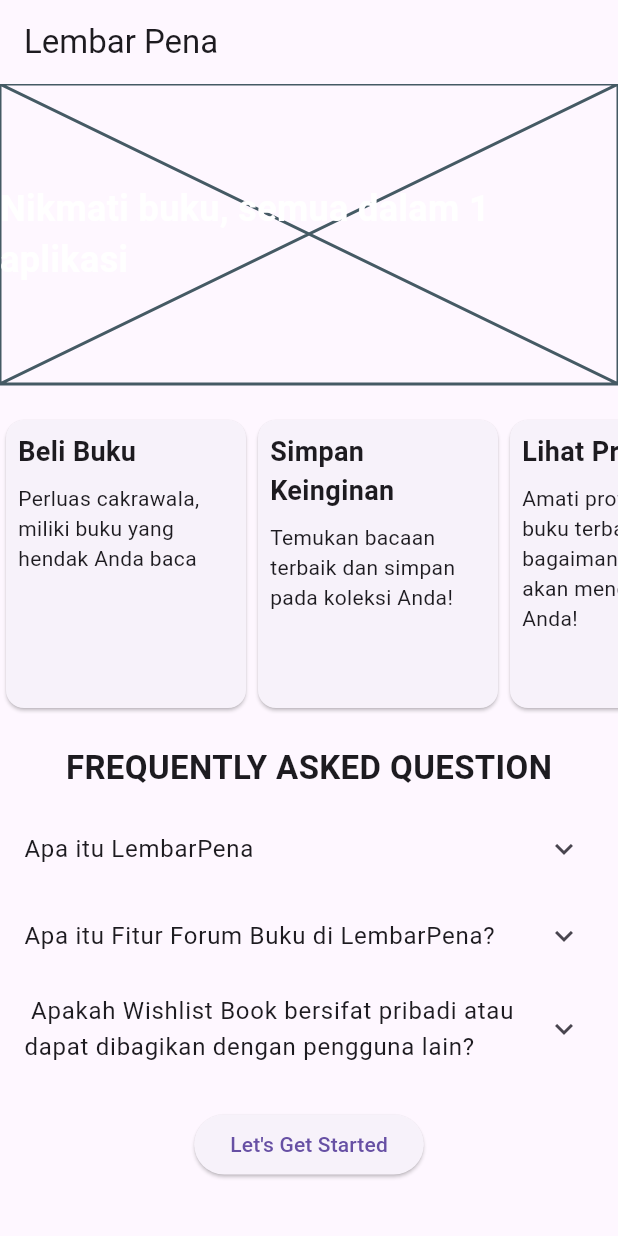
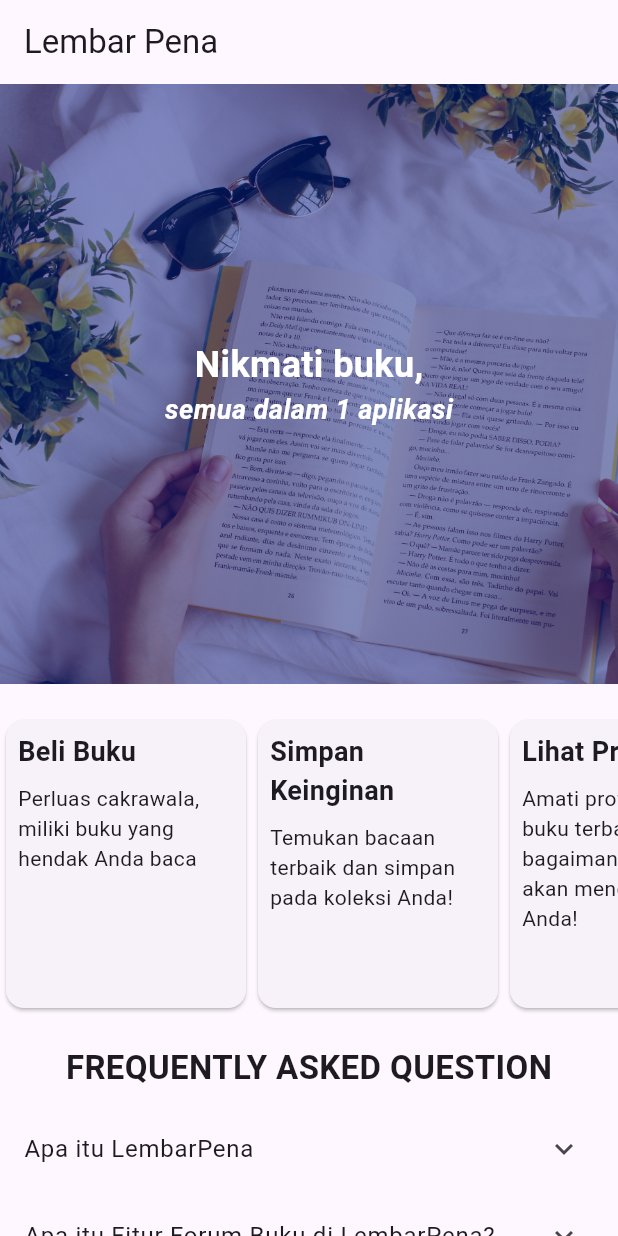
Before and after one commit to PBPC09/tkpaspbp, a Flutter app: the screen it shows after launch, on a phone screen of 412 x 824 dp. Run offline on Flutter 3.47's test engine with Material 3 defaults, Android fonts, the phone set to English and light mode, and no system bars; missing offline and left inert: pbp_django_auth.

Commit message:
edit: landingpage layout

```diff
--- a/lib/Main/screens/landing_page.dart
+++ b/lib/Main/screens/landing_page.dart
@@ -24,20 +24,42 @@ class _LandingPageState extends State<LandingPage> {
       body: SingleChildScrollView(
         child: Column(
           children: <Widget>[
-            const Stack(
+            Stack(
               alignment: Alignment.center,
               children: <Widget>[
-                Placeholder(
-                  fallbackHeight: 200,
+                Image.asset(
+                  'image/imagecover.jpg',
+                  height: 400,
+                  fit: BoxFit.cover, // Menyesuaikan bagaimana gambar diisi dalam ruang yang tersedia
                 ),
+                Container(
+                  height: 400,
+                  color: Color.fromARGB(255, 1, 37, 158).withOpacity(0.5), // Warna dengan opacity
+                ),
+                const Column(
+                  children:
+                  [
                     Text(
-                  'Nikmati buku, semua dalam 1 aplikasi',
+                    'Nikmati buku,',
+                    textAlign: TextAlign.left,
                     style: TextStyle(
                       fontSize: 24,
                       fontWeight: FontWeight.bold,
                       color: Colors.white,
                     ),
                     ),
+                    Text(
+                    'semua dalam 1 aplikasi',
+                    textAlign: TextAlign.left,
+                      style: TextStyle(
+                        fontSize: 18,
+                        fontWeight: FontWeight.bold,
+                        color: Colors.white,
+                        fontStyle: FontStyle.italic,
+                      ),
+                    ),
+                  ],
+                )
               ],
             ),
             const SizedBox(height: 20),
--- a/pubspec.yaml
+++ b/pubspec.yaml
@@ -63,8 +63,8 @@ flutter:
   uses-material-design: true
 
   # To add assets to your application, add an assets section, like this:
-  # assets:
-  #   - images/a_dot_burr.jpeg
+  assets:
+    - image/imagecover.jpg
   #   - images/a_dot_ham.jpeg
 
   # An image asset can refer to one or more resolution-specific "variants", see
```
Also changed, not shown: flutter_01.png (deleted), flutter_02.png (deleted), image/imagecover.jpg (added). Lines whose indentation alone changed are shown as unchanged.
